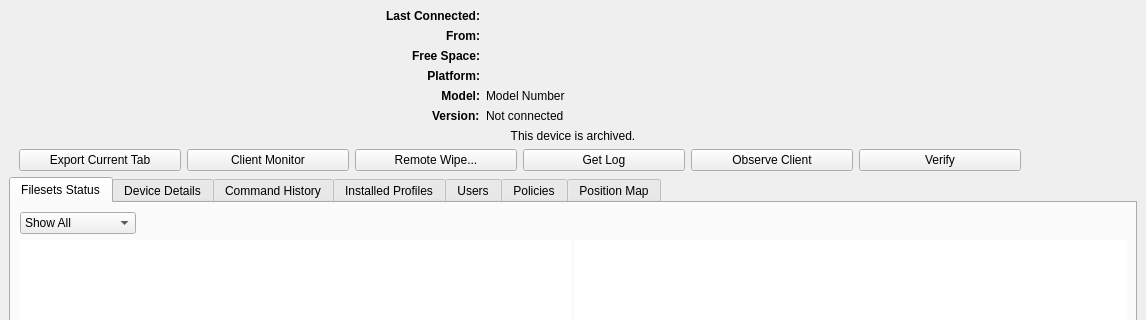
The window that FWAdminLib/ClientReportDlg.ui (fw-dev/translations) describes before a commit, drawn with Qt 5; both pictures show x 0 to 1146 and y 0 to 320 of the 1146 by 525 pixel window.
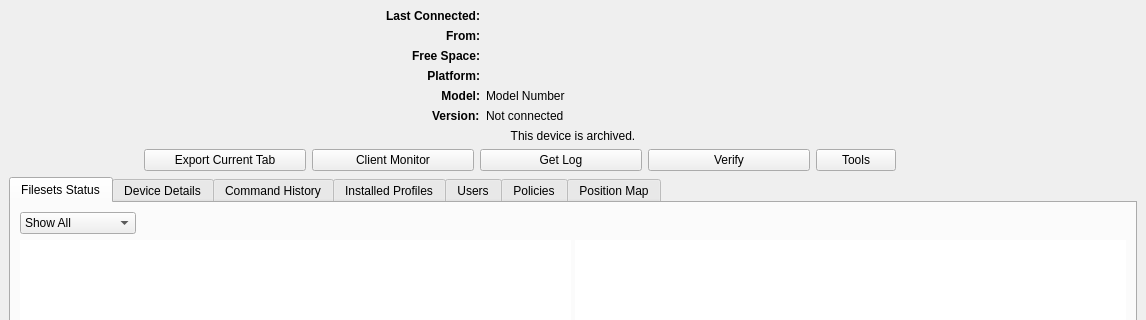
The same window after the commit. Icons and pictures are not drawn. Custom widgets are drawn as their Qt base class.

The edit to the form file:
```diff
--- a/FWAdminLib/ClientReportDlg.ui
+++ b/FWAdminLib/ClientReportDlg.ui
@@ -349,19 +349,6 @@
              </property>
             </widget>
            </item>
-           <item>
-            <widget class="QPushButton" name="_remoteWipeButton">
-             <property name="minimumSize">
-              <size>
-               <width>162</width>
-               <height>0</height>
-              </size>
-             </property>
-             <property name="text">
-              <string>Remote Wipe...</string>
-             </property>
-            </widget>
-           </item>
            <item>
             <widget class="QPushButton" name="_getLogButton">
              <property name="minimumSize">
@@ -375,19 +362,6 @@
              </property>
             </widget>
            </item>
-           <item>
-            <widget class="QPushButton" name="_observeClientButton">
-             <property name="minimumSize">
-              <size>
-               <width>162</width>
-               <height>0</height>
-              </size>
-             </property>
-             <property name="text">
-              <string>Observe Client</string>
-             </property>
-            </widget>
-           </item>
            <item>
             <widget class="QPushButton" name="_verifyButton">
              <property name="minimumSize">
@@ -401,6 +375,16 @@
              </property>
             </widget>
            </item>
+           <item>
+            <widget class="QPushButton" name="_toolsButton">
+             <property name="focusPolicy">
+              <enum>Qt::NoFocus</enum>
+             </property>
+             <property name="text">
+              <string>Tools</string>
+             </property>
+            </widget>
+           </item>
            <item>
             <spacer name="horizontalSpacer_4">
              <property name="orientation">
```
Left out of the diff: 14 changed lines with no effect on the pictures.
